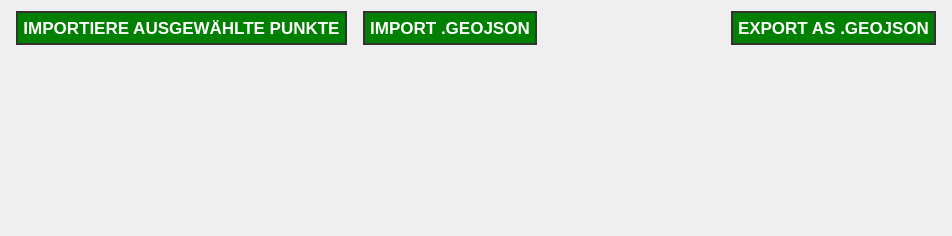
This is lfb_regeneration_wildlife_impact/gui/draft/io_btn.ui in b-lack/qgis-fim-plugin as Qt 5 draws it before an edit. The edited form follows.
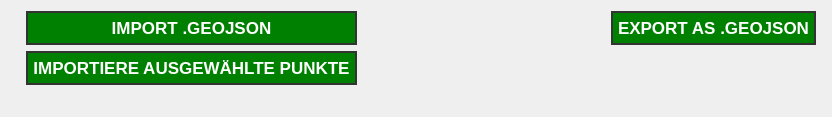
This is the edited form.

The edit to the form file:
```diff
--- a/lfb_regeneration_wildlife_impact/gui/draft/io_btn.ui
+++ b/lfb_regeneration_wildlife_impact/gui/draft/io_btn.ui
@@ -6,50 +6,20 @@
    <rect>
     <x>0</x>
     <y>0</y>
-    <width>952</width>
-    <height>236</height>
+    <width>832</width>
+    <height>117</height>
    </rect>
   </property>
+  <property name="sizePolicy">
+   <sizepolicy hsizetype="Preferred" vsizetype="Fixed">
+    <horstretch>0</horstretch>
+    <verstretch>0</verstretch>
+   </sizepolicy>
+  </property>
   <property name="windowTitle">
    <string>Form</string>
   </property>
   <layout class="QGridLayout" name="gridLayout">
-   <item row="0" column="1">
-    <layout class="QVBoxLayout" name="verticalLayout_2">
-     <item>
-      <widget class="QPushButton" name="lfbImportBtn">
-       <property name="font">
-        <font>
-         <pointsize>13</pointsize>
-         <weight>75</weight>
-         <bold>true</bold>
-        </font>
-       </property>
-       <property name="cursor">
-        <cursorShape>PointingHandCursor</cursorShape>
-       </property>
-       <property name="styleSheet">
-        <string notr="true">QPushButton{
-	border-radius: 1px;
-	border: 2px solid #333;
-	color: #555;
-	margin: 0 5px;
-	padding: 5px;
-}
-QPushButton:enabled{
-	border-radius: 20px;
-	border: 2px solid #333;
-	background-color: green;
-	color: #fff;
-}</string>
-       </property>
-       <property name="text">
-        <string>IMPORT .GEOJSON</string>
-       </property>
-      </widget>
-     </item>
-    </layout>
-   </item>
    <item row="0" column="2">
     <spacer name="horizontalSpacer">
      <property name="orientation">
@@ -63,6 +33,13 @@
      </property>
     </spacer>
    </item>
+   <item row="1" column="0" colspan="4">
+    <widget class="QLabel" name="lfbExportFeedback">
+     <property name="text">
+      <string/>
+     </property>
+    </widget>
+   </item>
    <item row="0" column="3">
     <layout class="QHBoxLayout" name="horizontalLayout">
      <item>
@@ -99,18 +76,61 @@
          </property>
         </widget>
        </item>
-      </layout>
+       <item>
+        <spacer name="verticalSpacer">
+         <property name="orientation">
+          <enum>Qt::Vertical</enum>
+         </property>
+         <property name="sizeHint" stdset="0">
+          <size>
+           <width>20</width>
+           <height>40</height>
+          </size>
+         </property>
+        </spacer>
      </item>
     </layout>
    </item>
-   <item row="1" column="1" colspan="3">
-    <widget class="QLabel" name="lfbExportFeedback">
-     <property name="text">
-      <string/>
-     </property>
-    </widget>
+    </layout>
    </item>
    <item row="0" column="0">
+    <layout class="QVBoxLayout" name="verticalLayout_3">
+     <property name="leftMargin">
+      <number>10</number>
+     </property>
+     <item>
+      <widget class="QPushButton" name="lfbImportBtn">
+       <property name="font">
+        <font>
+         <pointsize>13</pointsize>
+         <weight>75</weight>
+         <bold>true</bold>
+        </font>
+       </property>
+       <property name="cursor">
+        <cursorShape>PointingHandCursor</cursorShape>
+       </property>
+       <property name="styleSheet">
+        <string notr="true">QPushButton{
+	border-radius: 1px;
+	border: 2px solid #333;
+	color: #555;
+	margin: 0 5px;
+	padding: 5px;
+}
+QPushButton:enabled{
+	border-radius: 20px;
+	border: 2px solid #333;
+	background-color: green;
+	color: #fff;
+}</string>
+       </property>
+       <property name="text">
+        <string>IMPORT .GEOJSON</string>
+       </property>
+      </widget>
+     </item>
+     <item>
     <widget class="QPushButton" name="lfbImportSelectedBtn">
      <property name="font">
       <font>
@@ -141,6 +161,8 @@
       <string>IMPORTIERE AUSGEWÄHLTE PUNKTE</string>
      </property>
     </widget>
+     </item>
+    </layout>
    </item>
   </layout>
  </widget>
```
Lines whose indentation alone changed are shown as unchanged.
